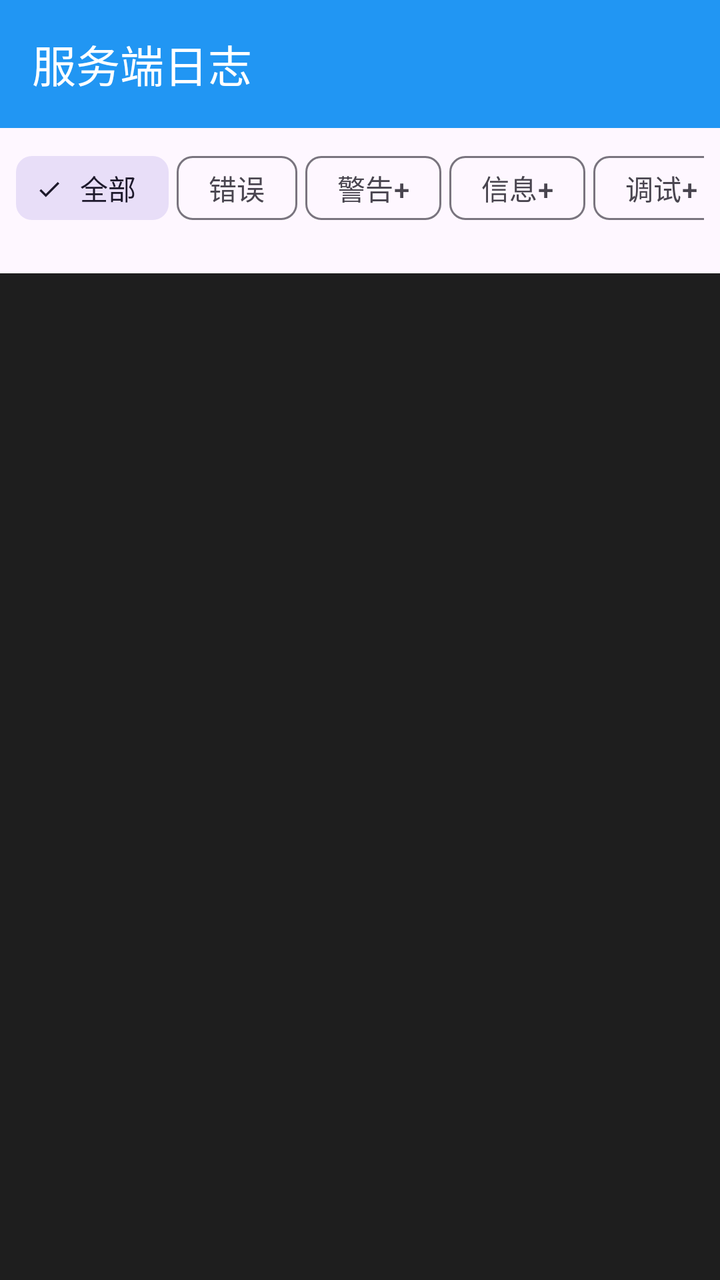
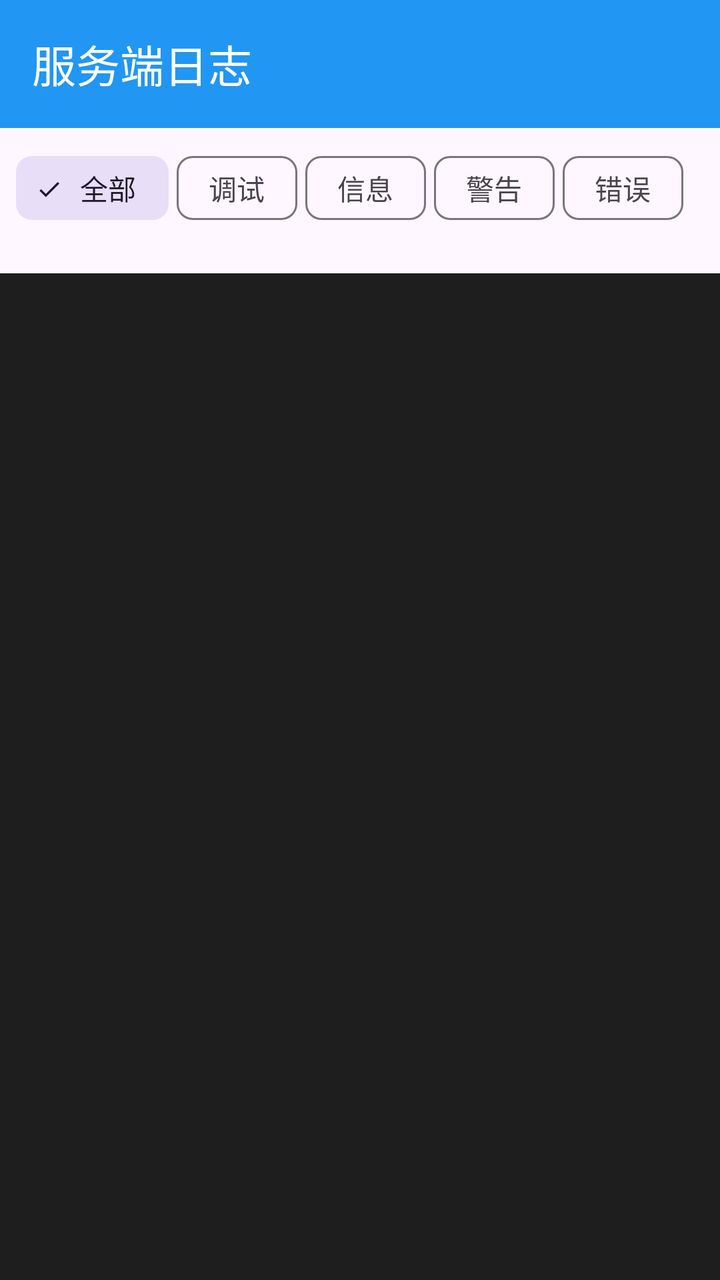

Two renders of the same Android screen: before a commit and after it. Below are the layout's source before the change and the commit's diff.
<!-- AndroidManifest.xml: application theme Theme.MyAndroidApp -->
<!-- res/layout/activity_server_log.xml -->
<?xml version="1.0" encoding="utf-8"?>
<LinearLayout xmlns:android="http://schemas.android.com/apk/res/android"
    xmlns:app="http://schemas.android.com/apk/res-auto"
    android:layout_width="match_parent"
    android:layout_height="match_parent"
    android:orientation="vertical">

    <androidx.appcompat.widget.Toolbar
        android:id="@+id/toolbar"
        android:layout_width="match_parent"
        android:layout_height="?attr/actionBarSize"
        android:background="?attr/colorPrimary"
        android:theme="@style/ThemeOverlay.AppCompat.Dark.ActionBar"
        app:popupTheme="@style/ToolbarPopupOverlay"
        app:title="@string/title_server_log" />

    
    <HorizontalScrollView
        android:layout_width="match_parent"
        android:layout_height="wrap_content"
        android:paddingStart="8dp"
        android:paddingEnd="8dp"
        android:paddingTop="6dp"
        android:scrollbars="none">

        <com.google.android.material.chip.ChipGroup
            android:id="@+id/cg_server_log_levels"
            android:layout_width="wrap_content"
            android:layout_height="wrap_content"
            app:chipSpacingHorizontal="4dp"
            app:singleLine="true"
            app:singleSelection="true">

            <com.google.android.material.chip.Chip
                android:id="@+id/chip_server_filter_all"
                style="@style/Widget.Material3.Chip.Filter"
                android:layout_width="wrap_content"
                android:layout_height="wrap_content"
                android:checked="true"
                android:text="@string/server_log_filter_all" />

            <com.google.android.material.chip.Chip
                android:id="@+id/chip_server_filter_error"
                style="@style/Widget.Material3.Chip.Filter"
                android:layout_width="wrap_content"
                android:layout_height="wrap_content"
                android:text="@string/server_log_filter_error" />

            <com.google.android.material.chip.Chip
                android:id="@+id/chip_server_filter_warn"
                style="@style/Widget.Material3.Chip.Filter"
                android:layout_width="wrap_content"
                android:layout_height="wrap_content"
                android:text="@string/server_log_filter_warn" />

            <com.google.android.material.chip.Chip
                android:id="@+id/chip_server_filter_info"
                style="@style/Widget.Material3.Chip.Filter"
                android:layout_width="wrap_content"
                android:layout_height="wrap_content"
                android:text="@string/server_log_filter_info" />

            <com.google.android.material.chip.Chip
                android:id="@+id/chip_server_filter_debug"
                style="@style/Widget.Material3.Chip.Filter"
                android:layout_width="wrap_content"
                android:layout_height="wrap_content"
                android:text="@string/server_log_filter_debug" />
        </com.google.android.material.chip.ChipGroup>
    </HorizontalScrollView>

    
    <TextView
        android:id="@+id/tv_server_log_stats"
        android:layout_width="match_parent"
        android:layout_height="wrap_content"
        android:paddingStart="12dp"
        android:paddingEnd="12dp"
        android:paddingBottom="4dp"
        android:textColor="?android:attr/textColorSecondary"
        android:textSize="11sp" />

    <FrameLayout
        android:layout_width="match_parent"
        android:layout_height="0dp"
        android:layout_weight="1">

        <androidx.recyclerview.widget.RecyclerView
            android:id="@+id/rv_server_logs"
            android:layout_width="match_parent"
            android:layout_height="match_parent"
            android:background="#1E1E1E"
            android:clipToPadding="false"
            android:paddingBottom="16dp"
            android:scrollbars="vertical" />

        <TextView
            android:id="@+id/tv_server_log_empty"
            android:layout_width="wrap_content"
            android:layout_height="wrap_content"
            android:layout_gravity="center"
            android:text="@string/server_log_empty"
            android:textColor="?android:attr/textColorSecondary"
            android:visibility="gone" />
    </FrameLayout>

</LinearLayout>
<!-- resources referenced by this layout -->
<resources>
  <string name="server_log_empty">暂无日志</string>
  <string name="server_log_filter_all">全部</string>
  <string name="server_log_filter_debug">调试+</string>
  <string name="server_log_filter_error">错误</string>
  <string name="server_log_filter_info">信息+</string>
  <string name="server_log_filter_warn">警告+</string>
  <string name="title_server_log">服务端日志</string>
  <style name="ToolbarPopupOverlay" parent="ThemeOverlay.AppCompat">
          <item name="android:colorBackground">@color/popup_bg</item>
          <item name="android:textColorPrimary">@color/popup_text</item>
      </style>
  <style name="Theme.MyAndroidApp" parent="Base.Theme.MyAndroidApp" />
  <color name="popup_bg">#FFFFFF</color>
  <color name="popup_text">#212121</color>
  <style name="Base.Theme.MyAndroidApp" parent="Theme.Material3.DayNight.NoActionBar">
          
          <item name="colorPrimary">@color/primary_color</item>
          <item name="colorPrimaryVariant">@color/primary_dark</item>
          <item name="colorOnPrimary">@color/white</item>
          <item name="android:statusBarColor">@color/primary_dark</item>
      </style>
  <color name="primary_color">#2196F3</color>
  <color name="primary_dark">#1976D2</color>
  <color name="white">#FFFFFFFF</color>
</resources>

<!-- the commit's change to res/layout/activity_server_log.xml (unified diff, before → after) -->
@@ -37,35 +37,35 @@
                 android:layout_width="wrap_content"
                 android:layout_height="wrap_content"
                 android:checked="true"
-                android:text="@string/server_log_filter_all" />
+                android:text="@string/log_filter_all" />
+
+            <com.google.android.material.chip.Chip
+                android:id="@+id/chip_server_filter_debug"
+                style="@style/Widget.Material3.Chip.Filter"
+                android:layout_width="wrap_content"
+                android:layout_height="wrap_content"
+                android:text="@string/log_filter_debug" />
+
+            <com.google.android.material.chip.Chip
+                android:id="@+id/chip_server_filter_info"
+                style="@style/Widget.Material3.Chip.Filter"
+                android:layout_width="wrap_content"
+                android:layout_height="wrap_content"
+                android:text="@string/log_filter_info" />
+
+            <com.google.android.material.chip.Chip
+                android:id="@+id/chip_server_filter_warn"
+                style="@style/Widget.Material3.Chip.Filter"
+                android:layout_width="wrap_content"
+                android:layout_height="wrap_content"
+                android:text="@string/log_filter_warning" />
 
             <com.google.android.material.chip.Chip
                 android:id="@+id/chip_server_filter_error"
                 style="@style/Widget.Material3.Chip.Filter"
                 android:layout_width="wrap_content"
                 android:layout_height="wrap_content"
-                android:text="@string/server_log_filter_error" />
-
-            <com.google.android.material.chip.Chip
-                android:id="@+id/chip_server_filter_warn"
-                style="@style/Widget.Material3.Chip.Filter"
-                android:layout_width="wrap_content"
-                android:layout_height="wrap_content"
-                android:text="@string/server_log_filter_warn" />
-
-            <com.google.android.material.chip.Chip
-                android:id="@+id/chip_server_filter_info"
-                style="@style/Widget.Material3.Chip.Filter"
-                android:layout_width="wrap_content"
-                android:layout_height="wrap_content"
-                android:text="@string/server_log_filter_info" />
-
-            <com.google.android.material.chip.Chip
-                android:id="@+id/chip_server_filter_debug"
-                style="@style/Widget.Material3.Chip.Filter"
-                android:layout_width="wrap_content"
-                android:layout_height="wrap_content"
-                android:text="@string/server_log_filter_debug" />
+                android:text="@string/log_filter_error" />
         </com.google.android.material.chip.ChipGroup>
     </HorizontalScrollView>
 
<!-- resource entries referenced after the edit -->
@@ -1,11 +1,11 @@
 <!-- resources referenced by this layout -->
 <resources>
+  <string name="log_filter_all">全部</string>
+  <string name="log_filter_debug">调试</string>
+  <string name="log_filter_error">错误</string>
+  <string name="log_filter_info">信息</string>
+  <string name="log_filter_warning">警告</string>
   <string name="server_log_empty">暂无日志</string>
-  <string name="server_log_filter_all">全部</string>
-  <string name="server_log_filter_debug">调试+</string>
-  <string name="server_log_filter_error">错误</string>
-  <string name="server_log_filter_info">信息+</string>
-  <string name="server_log_filter_warn">警告+</string>
   <string name="title_server_log">服务端日志</string>
   <style name="ToolbarPopupOverlay" parent="ThemeOverlay.AppCompat">
           <item name="android:colorBackground">@color/popup_bg</item>
